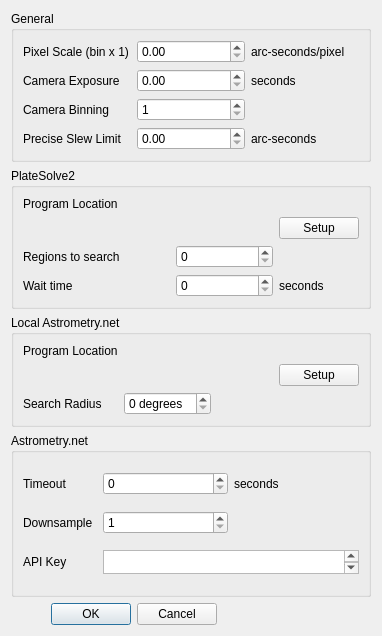
This is resources/uic/pyastrometry_settings.ui in PythonAstroimagingSuite/pyastrometry as Qt 5 draws it before an edit. The edited form follows.
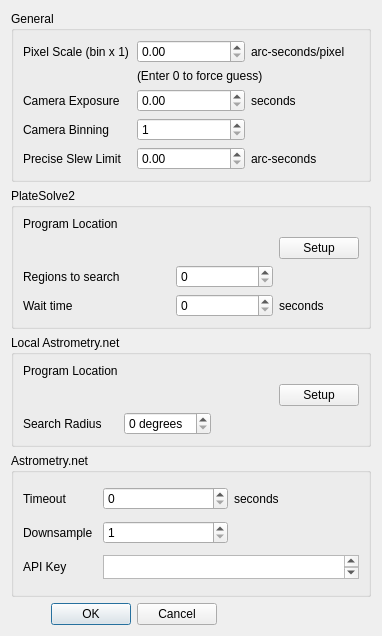
This is the edited form.

Commit message: Add ability to have local astrometry.net guess pixel scale

What changed in the file:
```diff
--- a/resources/uic/pyastrometry_settings.ui
+++ b/resources/uic/pyastrometry_settings.ui
@@ -20,16 +20,23 @@
       <string>General</string>
      </property>
      <layout class="QGridLayout" name="gridLayout_3">
-      <item row="1" column="2">
+      <item row="3" column="0">
+       <widget class="QLabel" name="label_11">
+        <property name="text">
+         <string>Camera Binning</string>
+        </property>
+       </widget>
+      </item>
+      <item row="0" column="1">
+       <widget class="QDoubleSpinBox" name="pixelscale_spinbox"/>
+      </item>
+      <item row="2" column="2">
        <widget class="QLabel" name="label_10">
         <property name="text">
          <string>seconds</string>
         </property>
        </widget>
       </item>
-      <item row="1" column="1">
-       <widget class="QDoubleSpinBox" name="plate_solve_camera_exposure_spinbox"/>
-      </item>
       <item row="0" column="0">
        <widget class="QLabel" name="label_8">
         <property name="text">
@@ -37,31 +44,24 @@
         </property>
        </widget>
       </item>
-      <item row="0" column="2">
-       <widget class="QLabel" name="label_9">
+      <item row="4" column="2">
+       <widget class="QLabel" name="label_14">
         <property name="text">
-         <string>arc-seconds/pixel</string>
-        </property>
-       </widget>
-      </item>
-      <item row="0" column="1">
-       <widget class="QDoubleSpinBox" name="pixelscale_spinbox"/>
-      </item>
-      <item row="1" column="0">
-       <widget class="QLabel" name="label_2">
-        <property name="text">
-         <string>Camera Exposure</string>
-        </property>
-       </widget>
-      </item>
-      <item row="2" column="0">
-       <widget class="QLabel" name="label_11">
-        <property name="text">
-         <string>Camera Binning</string>
+         <string>arc-seconds</string>
         </property>
        </widget>
       </item>
       <item row="2" column="1">
+       <widget class="QDoubleSpinBox" name="plate_solve_camera_exposure_spinbox"/>
+      </item>
+      <item row="4" column="0">
+       <widget class="QLabel" name="label_13">
+        <property name="text">
+         <string>Precise Slew Limit</string>
+        </property>
+       </widget>
+      </item>
+      <item row="3" column="1">
        <widget class="QSpinBox" name="plate_solve_camera_binning_spinbox">
         <property name="minimum">
          <number>1</number>
@@ -71,24 +71,31 @@
         </property>
        </widget>
       </item>
-      <item row="3" column="0">
-       <widget class="QLabel" name="label_13">
+      <item row="0" column="2">
+       <widget class="QLabel" name="label_9">
         <property name="text">
-         <string>Precise Slew Limit</string>
+         <string>arc-seconds/pixel</string>
         </property>
        </widget>
       </item>
-      <item row="3" column="1">
+      <item row="4" column="1">
        <widget class="QDoubleSpinBox" name="plate_solve_precise_slew_limit_spinbox">
         <property name="maximum">
          <double>900.000000000000000</double>
         </property>
        </widget>
       </item>
-      <item row="3" column="2">
-       <widget class="QLabel" name="label_14">
+      <item row="2" column="0">
+       <widget class="QLabel" name="label_2">
         <property name="text">
-         <string>arc-seconds</string>
+         <string>Camera Exposure</string>
+        </property>
+       </widget>
+      </item>
+      <item row="1" column="1" colspan="2">
+       <widget class="QLabel" name="label_16">
+        <property name="text">
+         <string>(Enter 0 to force guess)</string>
         </property>
        </widget>
       </item>
```
The commit also changes 2 other files.
